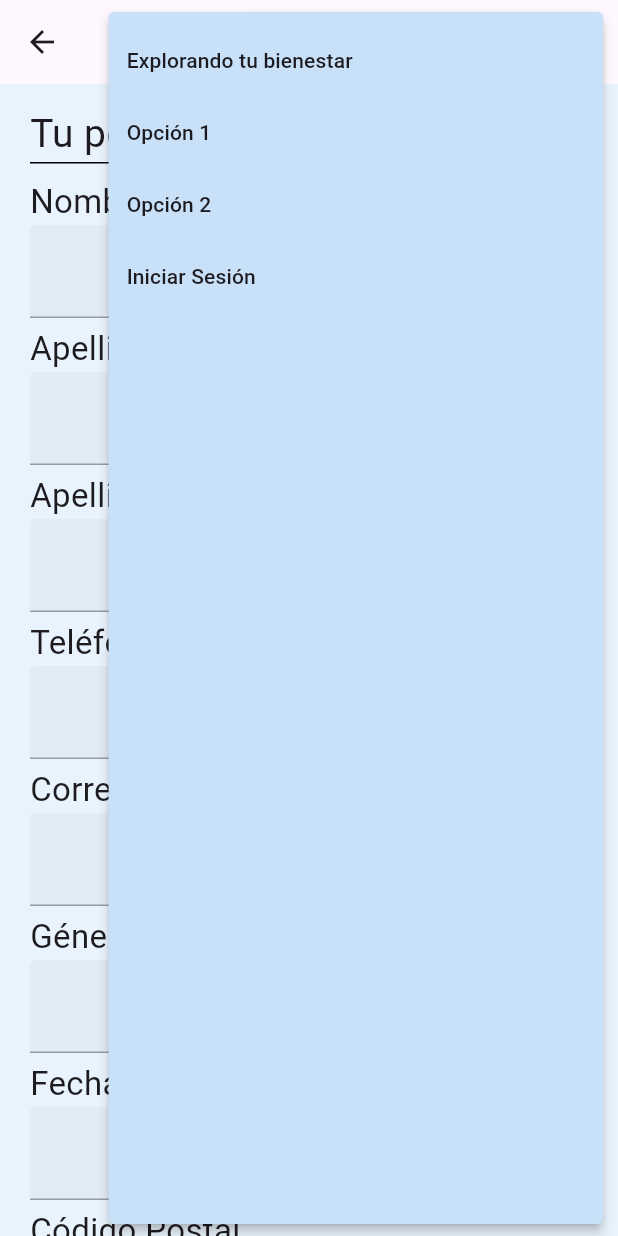
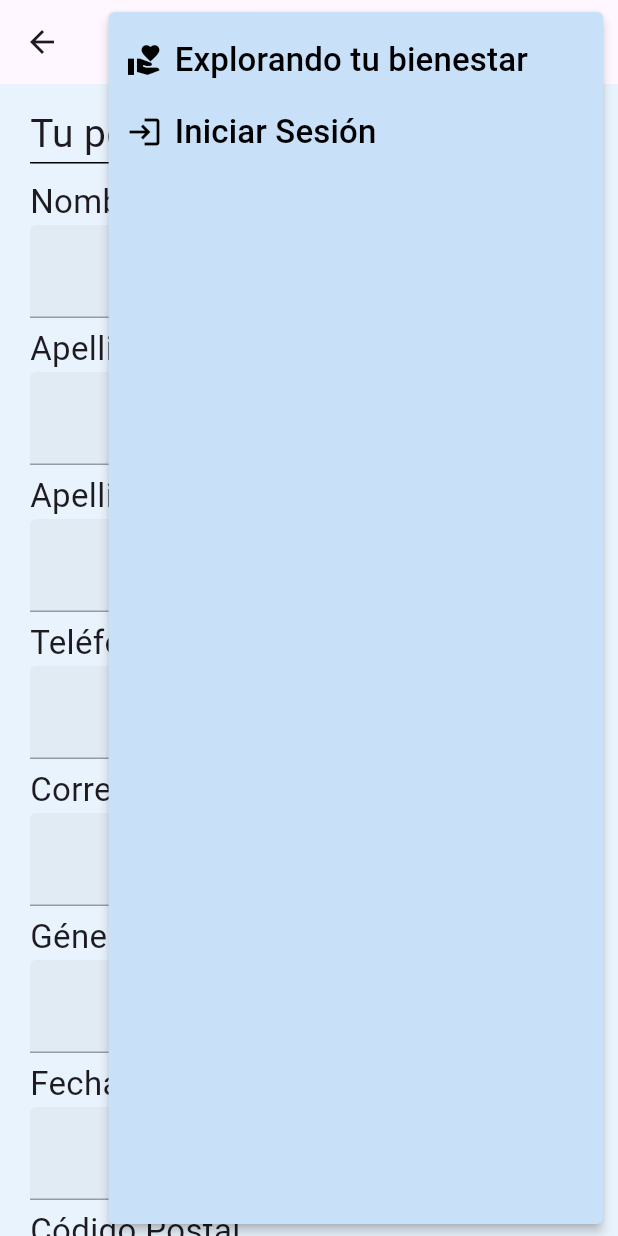
Before and after one commit to MikeOwer/ProyectoMantenimiento, a Flutter app: the ConfigPage screen opened directly, after a tap on the "menu" icon, on a phone screen of 412 x 824 dp. Run offline on Flutter 3.47's test engine with Material 3 defaults, Android fonts, the phone set to English and light mode, and no system bars; our stand-ins replace cloud_firestore, firebase_auth, firebase_core, firebase_messaging, google_sign_in, share_plus; missing offline and left inert: flutter_facebook_auth; accounts and stored records are empty; network calls fail; Roboto replaces fonts that are missing (Montserrat-SemiBold.ttf); project files that could hold a hidden picture were left out.

Commit message:
Se modificaron los aspectos visuales del menu

```diff
--- a/diabetic_app/lib/my_widgets/menu_button_widget.dart
+++ b/diabetic_app/lib/my_widgets/menu_button_widget.dart
@@ -17,11 +17,42 @@ class MenuButtonWidget extends StatefulWidget {
 class _MenuButtonWidgetState extends State<MenuButtonWidget> {
   final User? user = Auth().currentUser;
   void onPressed() {}
-
+/*
   Widget menuLoginButton(BuildContext context) {
     return GestureDetector(
       onTap: () => loginButtonPressed(context),
-      child: const Text('Iniciar Sesión'),
+      child: const Text(
+        'Iniciar Sesión',
+        style: TextStyle(
+          fontSize: 20,
+          fontWeight: FontWeight.bold,
+          color: Colors.white,
+        ),
+      ),
+    );
+  }
+  */
+  Widget menuLoginButton(BuildContext context) {
+    return GestureDetector(
+      onTap: () => loginButtonPressed(context),
+      child: Row(
+        mainAxisSize: MainAxisSize.min,
+        children: [
+          Icon(
+            Icons.login,
+            color: Colors.black,
+          ),
+          SizedBox(width: 8), // Espacio entre el ícono y el texto
+          Text(
+            'Iniciar Sesión',
+            style: TextStyle(
+              fontSize: 22,
+              fontWeight: FontWeight.w500,
+              color: Colors.black,
+            ),
+          ),
+        ],
+      ),
     );
   }
 
@@ -56,32 +87,60 @@ class _MenuButtonWidgetState extends State<MenuButtonWidget> {
   Widget build(BuildContext context) {
     final widthOfScreen = MediaQuery.of(context).size.width;
     final heightOfScreen = MediaQuery.of(context).size.height;
-
     return PopupMenuButton(
       itemBuilder: (context) => [
         PopupMenuItem(
           child: Row(
             children: [
+              Icon(
+                Icons.volunteer_activism,
+                color: Colors.black, // Color del icono
+              ),
+              SizedBox(width: 8), // Espacio entre el icono y el texto
               GestureDetector(
                 onTap: () => quizButtonPressed(context),
-              child: const Text('Explorando tu bienestar'),
+                child: const Text(
+                  'Explorando tu bienestar',
+                  style: TextStyle(
+                    fontSize: 22,
+                    fontWeight: FontWeight.w500,
+                    color: Colors.black,
+                  ),
+                ),
               ),
             ],
-        )),
+          ),
+        ),
+        /*
         const PopupMenuItem(
           child: Row(
             children: [
-              Text("Opción 1"),
+              Text(
+                "Opción 1",
+                style: TextStyle(
+                  fontSize: 20,
+                  fontWeight: FontWeight.bold,
+                  color: Colors.white,
+                ),
+              ),
             ],
           ),
         ),
         const PopupMenuItem(
           child: Row(
             children: [
-              Text('Opción 2'),
+              Text(
+                'Opción 2',
+                style: TextStyle(
+                  fontSize: 20,
+                  fontWeight: FontWeight.bold,
+                  color: Colors.white,
+                ),
+              ),
             ],
           ),
         ),
+        */
         PopupMenuItem(
             child: Row(
           children: [
```
Lines whose indentation alone changed are shown as unchanged.
